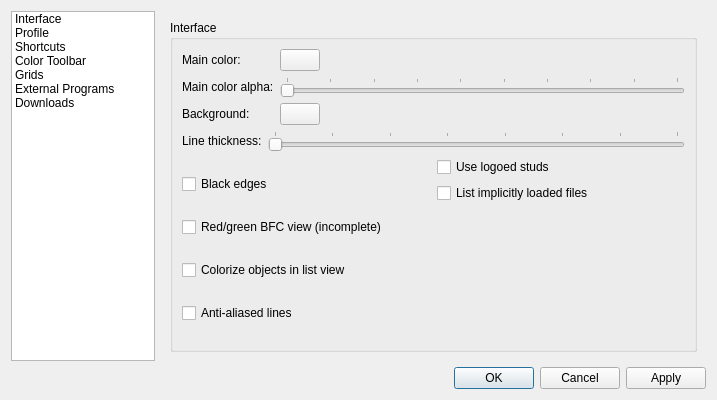
This is ui/config.ui in crimsondusk/ldforge as Qt 5 draws it before an edit. The edited form follows.
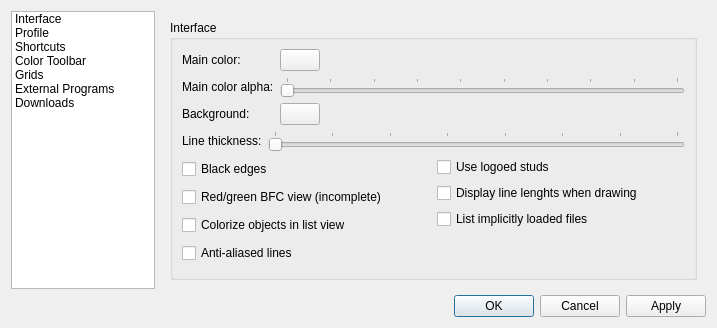
This is the edited form. Icons and pictures are not drawn.

Commit message: - line lengths are now displayed when drawing

Diff of the .ui file:
```diff
--- a/ui/config.ui
+++ b/ui/config.ui
@@ -7,7 +7,7 @@
     <x>0</x>
     <y>0</y>
     <width>717</width>
-    <height>400</height>
+    <height>328</height>
    </rect>
   </property>
   <property name="windowTitle">
@@ -266,6 +266,13 @@
                   </property>
                  </widget>
                 </item>
+                <item>
+                 <widget class="QCheckBox" name="linelengths">
+                  <property name="text">
+                   <string>Display line lenghts when drawing</string>
+                  </property>
+                 </widget>
+                </item>
                 <item>
                  <widget class="QCheckBox" name="implicitFiles">
                   <property name="text">
```
The commit also changes 6 other files.
